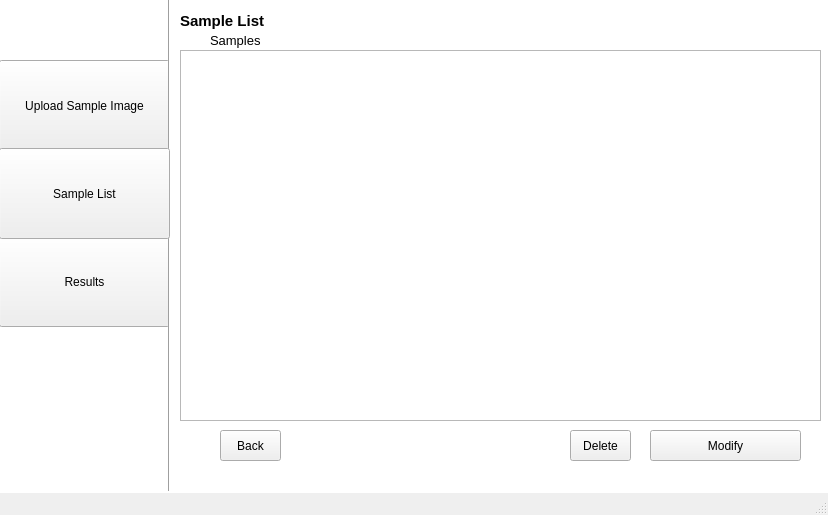
Before: the Qt Designer form app/gui/UI/ui_6.ui in CSID-DGU/2023-1-CECD3-Sugar-4, drawn with Qt 5.
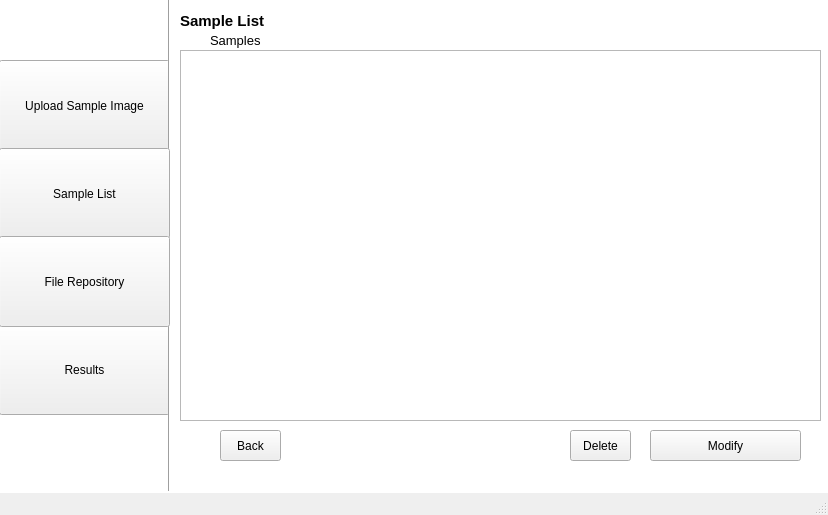
After: the same form once the commit is applied.

Commit message:
File Repository 추가
File Repository 추가 (기능 미구현)

Patch:
```diff
--- a/app/gui/UI/ui_6.ui
+++ b/app/gui/UI/ui_6.ui
@@ -53,7 +53,7 @@
     <property name="geometry">
      <rect>
       <x>-1</x>
-      <y>236</y>
+      <y>324</y>
       <width>171</width>
       <height>91</height>
      </rect>
@@ -191,6 +191,19 @@
      <string/>
     </property>
    </widget>
+   <widget class="QPushButton" name="pushButton_7">
+    <property name="geometry">
+     <rect>
+      <x>-1</x>
+      <y>236</y>
+      <width>171</width>
+      <height>91</height>
+     </rect>
+    </property>
+    <property name="text">
+     <string>File Repository</string>
+    </property>
+   </widget>
   </widget>
   <widget class="QMenuBar" name="menubar">
    <property name="geometry">
```
The commit also changes 8 other files.
